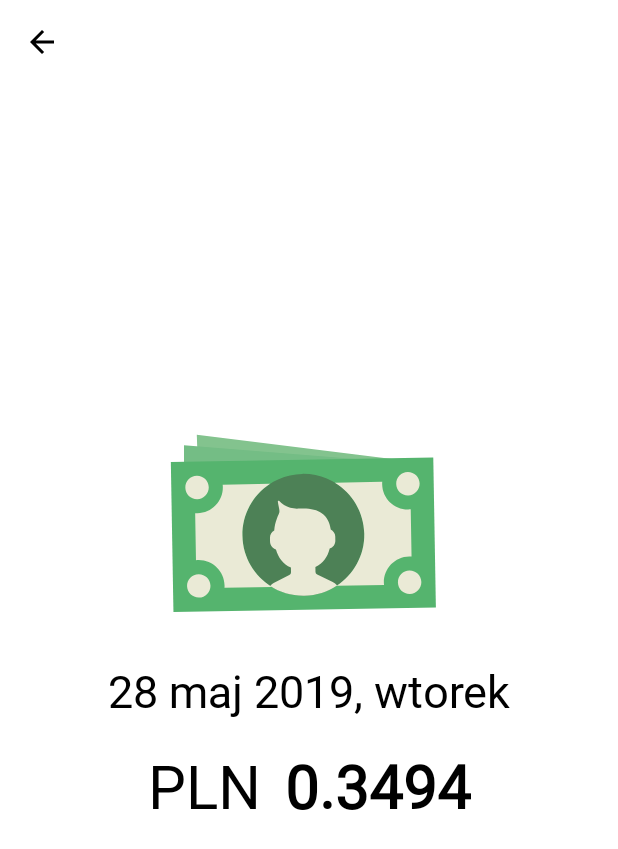
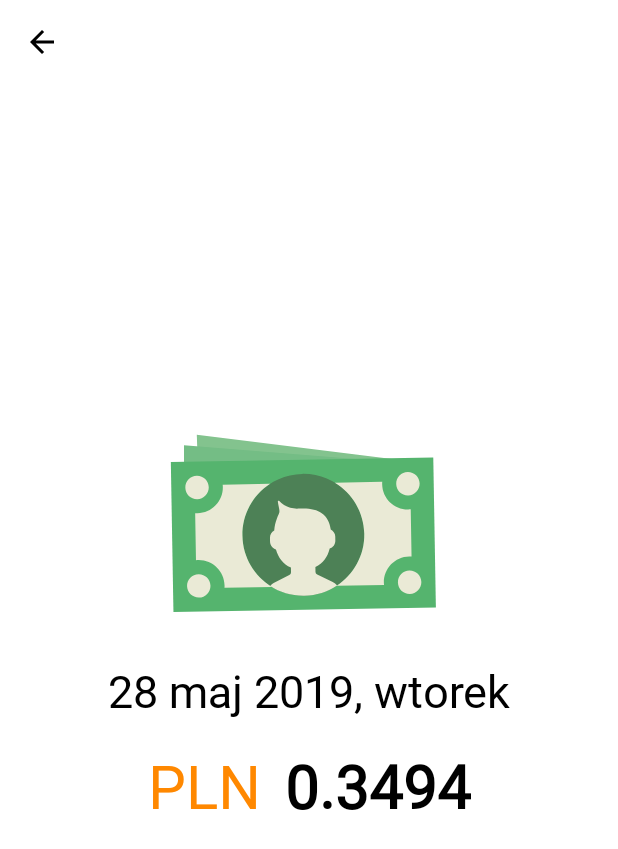
Before and after one commit to linkinheroes/Fixer, an Android app: the layout fragment_exchange_rate_details.xml on its own in the app's theme, with its tools: preview values and no code run, on a phone screen of 412 x 824 dp. Shown: the top 849 px of the screen. Run offline under Robolectric (Android 15) with nearby library versions, the phone set to English and light mode, and no system bars.

Commit message:
Changed currency name color in details view

```diff
--- a/app/src/main/res/layout/fragment_exchange_rate_details.xml
+++ b/app/src/main/res/layout/fragment_exchange_rate_details.xml
@@ -44,7 +44,7 @@
         android:layout_height="wrap_content"
         android:layout_marginTop="@dimen/exchange_rate_details_items_vertical_space"
         android:layout_marginEnd="@dimen/exchange_rate_details_currency_horizontal_space"
-        android:gravity="center"
+        android:textColor="@color/exchange_rate_details_currency_name_text"
         android:textSize="@dimen/exchange_rate_details_currency_name_text_size"
         app:layout_constraintBottom_toBottomOf="parent"
         app:layout_constraintEnd_toStartOf="@id/exchange_rate_details_currency_rate_text_view"
@@ -58,7 +58,6 @@
         style="@style/Text.Bold"
         android:layout_width="wrap_content"
         android:layout_height="wrap_content"
-        android:gravity="center"
         android:textSize="@dimen/exchange_rate_details_currency_rate_text_size"
         app:layout_constraintBottom_toBottomOf="@id/exchange_rate_details_currency_name_text_view"
         app:layout_constraintEnd_toEndOf="parent"
--- a/app/src/main/res/values/colors.xml
+++ b/app/src/main/res/values/colors.xml
@@ -8,4 +8,6 @@
     <color name="splash_screen_status_bar">@android:color/white</color>
 
     <color name="exchange_rate_list_day_row_text">@android:color/secondary_text_light</color>
+
+    <color name="exchange_rate_details_currency_name_text">@color/colorAccent</color>
 </resources>
```
